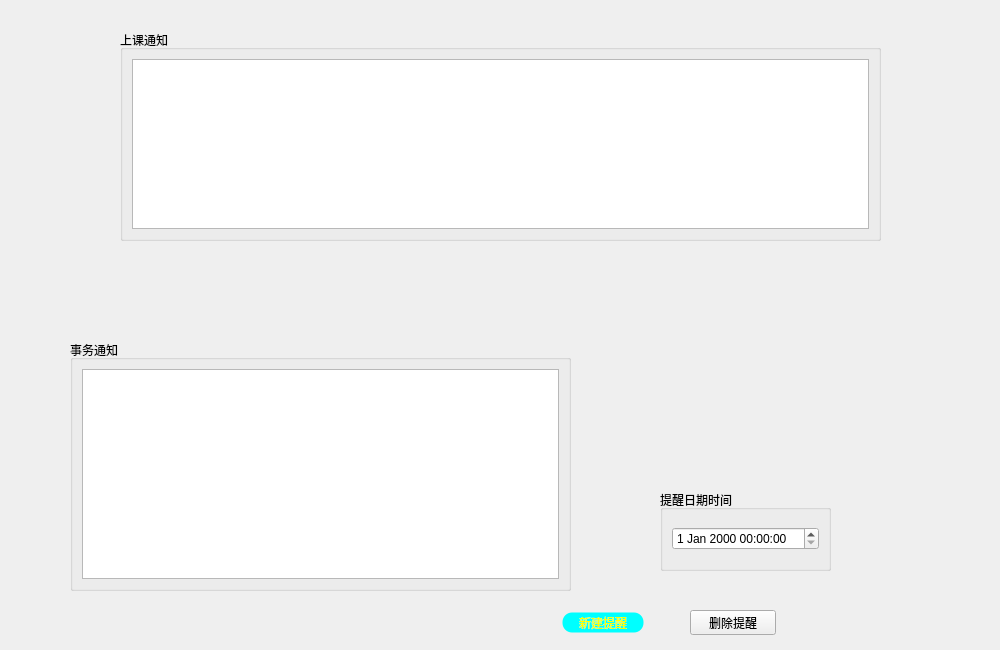
The window that widget_notice.ui (Ruby-Dream/studysoftware) describes before a commit, drawn with Qt 5.
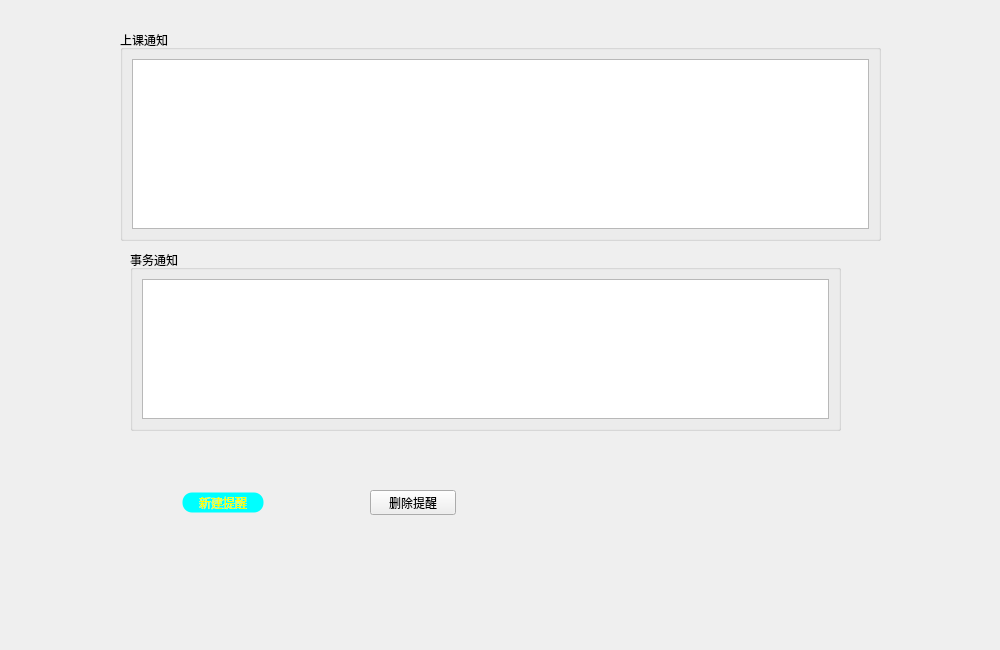
The same window after the commit.

```diff
--- a/widget_notice.ui
+++ b/widget_notice.ui
@@ -16,8 +16,8 @@
   <widget class="QPushButton" name="pushButton">
    <property name="geometry">
     <rect>
-     <x>560</x>
-     <y>610</y>
+     <x>180</x>
+     <y>490</y>
      <width>86</width>
      <height>25</height>
     </rect>
@@ -36,8 +36,8 @@
   <widget class="QPushButton" name="pushButton_2">
    <property name="geometry">
     <rect>
-     <x>690</x>
-     <y>610</y>
+     <x>370</x>
+     <y>490</y>
      <width>86</width>
      <height>25</height>
     </rect>
@@ -46,24 +46,6 @@
     <string>删除提醒</string>
    </property>
   </widget>
-  <widget class="QGroupBox" name="groupBox">
-   <property name="geometry">
-    <rect>
-     <x>660</x>
-     <y>490</y>
-     <width>171</width>
-     <height>81</height>
-    </rect>
-   </property>
-   <property name="title">
-    <string>提醒日期时间</string>
-   </property>
-   <layout class="QHBoxLayout" name="horizontalLayout_2">
-    <item>
-     <widget class="QDateTimeEdit" name="dateTimeEdit"/>
-    </item>
-   </layout>
-  </widget>
   <widget class="QGroupBox" name="groupBox_3">
    <property name="geometry">
     <rect>
@@ -85,10 +67,10 @@
   <widget class="QGroupBox" name="groupBox_4">
    <property name="geometry">
     <rect>
-     <x>70</x>
-     <y>340</y>
-     <width>501</width>
-     <height>251</height>
+     <x>130</x>
+     <y>250</y>
+     <width>711</width>
+     <height>181</height>
     </rect>
    </property>
    <property name="title">
```
